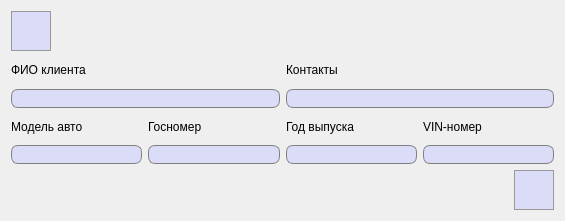
Before: the Qt Designer form UpdateClients.ui in FediiBohdan/TechService, drawn with Qt 5.
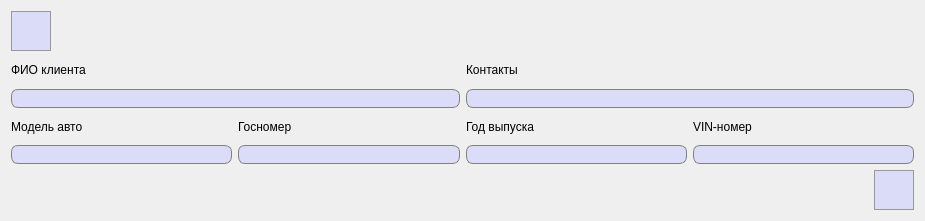
After: the same form once the commit is applied. Icons and pictures are not drawn.

What changed in the file:
```diff
--- a/UpdateClients.ui
+++ b/UpdateClients.ui
@@ -6,7 +6,7 @@
    <rect>
     <x>0</x>
     <y>0</y>
-    <width>565</width>
+    <width>925</width>
     <height>221</height>
    </rect>
   </property>
```
